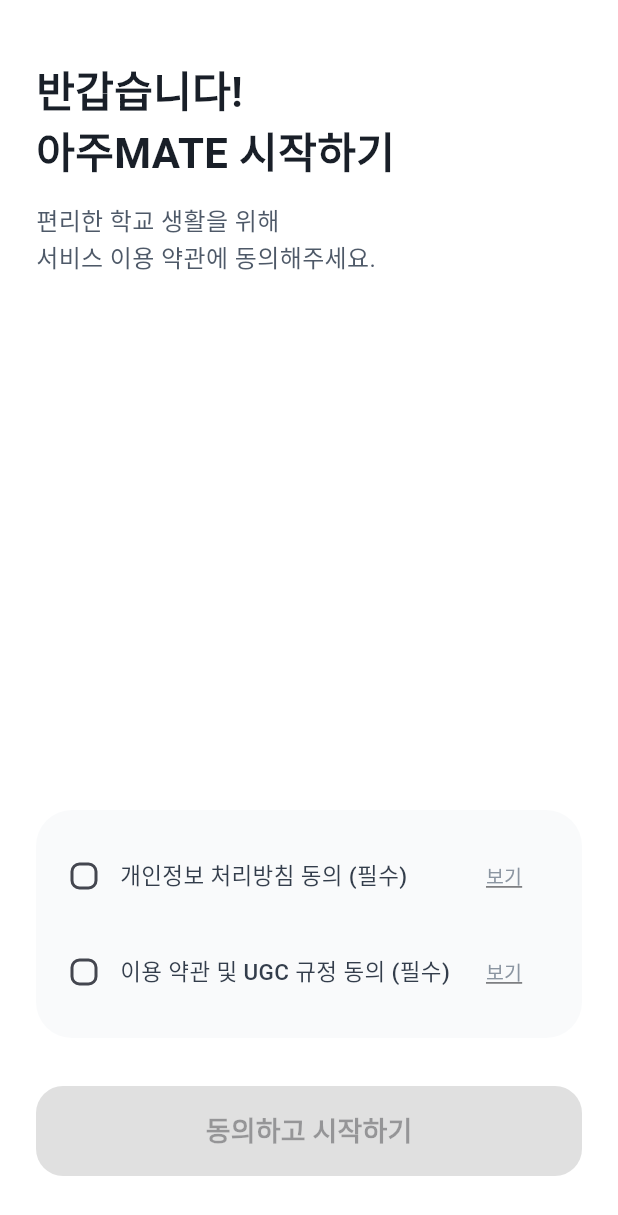
After one commit to wikiwiki1006/AjouMate_Application, a Flutter app: the screen it shows after launch, on a phone screen of 412 x 824 dp. The commit adds this screen. Shown: the top 1215 px of the screen. Run offline on Flutter 3.47's test engine with Material 3 defaults, Android fonts, the phone set to English and light mode, and no system bars; our stand-ins replace flutter_local_notifications, shared_preferences, supabase_flutter; missing offline and left inert: flutter_naver_map; accounts and stored records are empty; network calls fail.

Commit message:
배포 준비 완료: 온보딩 동의, 신고/차단 기능 추가, 셔틀 및 메인 메시지 실시간 연동, 코드 최적화 및 파일 정리

```diff
--- /dev/null
+++ b/lib/screens/onboarding_screen.dart
@@ -0,0 +1,159 @@
+import 'package:flutter/material.dart';
+import 'package:shared_preferences/shared_preferences.dart';
+import 'home_screen.dart';
+
+class OnboardingScreen extends StatefulWidget {
+  const OnboardingScreen({super.key});
+
+  @override
+  State<OnboardingScreen> createState() => _OnboardingScreenState();
+}
+
+class _OnboardingScreenState extends State<OnboardingScreen> {
+  bool _agreedToPrivacy = false;
+  bool _agreedToTerms = false;
+
+  Future<void> _completeOnboarding() async {
+    if (_agreedToPrivacy && _agreedToTerms) {
+      final prefs = await SharedPreferences.getInstance();
+      await prefs.setBool('has_agreed_to_terms', true);
+
+      if (mounted) {
+        Navigator.pushReplacement(
+          context,
+          MaterialPageRoute(builder: (context) => const HomeScreen()),
+        );
+      }
+    }
+  }
+
+  @override
+  Widget build(BuildContext context) {
+    const Color primaryBlue = Color(0xFF1B64DA);
+
+    return Scaffold(
+      backgroundColor: Colors.white,
+      body: SafeArea(
+        child: Padding(
+          padding: const EdgeInsets.symmetric(horizontal: 24.0, vertical: 40.0),
+          child: Column(
+            crossAxisAlignment: CrossAxisAlignment.start,
+            children: [
+              const Text(
+                '반갑습니다!\n아주MATE 시작하기',
+                style: TextStyle(
+                  fontSize: 28,
+                  fontWeight: FontWeight.bold,
+                  color: Color(0xFF191F28),
+                  height: 1.4,
+                ),
+              ),
+              const SizedBox(height: 12),
+              const Text(
+                '편리한 학교 생활을 위해\n서비스 이용 약관에 동의해주세요.',
+                style: TextStyle(
+                  fontSize: 16,
+                  color: Color(0xFF4E5968),
+                  height: 1.5,
+                ),
+              ),
+              const Spacer(),
+              Container(
+                padding: const EdgeInsets.all(20),
+                decoration: BoxDecoration(
+                  color: const Color(0xFFF9FAFB),
+                  borderRadius: BorderRadius.circular(24),
+                ),
+                child: Column(
+                  children: [
+                    _buildAgreementTile(
+                      '개인정보 처리방침 동의 (필수)',
+                      _agreedToPrivacy,
+                      (val) => setState(() => _agreedToPrivacy = val!),
+                      onView: () {
+                        // SettingsScreen에 구현된 다이얼로그 재활용 로직은 복잡하므로
+                        // 여기서는 간단한 텍스트 팝업을 띄웁니다.
+                        _showSimpleDialog('개인정보 처리방침', '수집 항목: 익명 식별자, 위치 정보\n이용 목적: 서비스 제공 및 사용자 식별\n보유 기간: 서비스 탈퇴 시까지');
+                      },
+                    ),
+                    const SizedBox(height: 16),
+                    _buildAgreementTile(
+                      '이용 약관 및 UGC 규정 동의 (필수)',
+                      _agreedToTerms,
+                      (val) => setState(() => _agreedToTerms = val!),
+                      onView: () {
+                        _showSimpleDialog('이용 약관', '1. 부적절한 콘텐츠 게시 금지\n2. 타인 비방 및 허위 정보 유포 금지\n3. 위반 시 이용 제한 가능');
+                      },
+                    ),
+                  ],
+                ),
+              ),
+              const SizedBox(height: 32),
+              SizedBox(
+                width: double.infinity,
+                height: 60,
+                child: ElevatedButton(
+                  onPressed: (_agreedToPrivacy && _agreedToTerms) ? _completeOnboarding : null,
+                  style: ElevatedButton.styleFrom(
+                    backgroundColor: primaryBlue,
+                    disabledBackgroundColor: Colors.grey[300],
+                    shape: RoundedRectangleBorder(borderRadius: BorderRadius.circular(18)),
+                    elevation: 0,
+                  ),
+                  child: const Text(
+                    '동의하고 시작하기',
+                    style: TextStyle(fontSize: 18, fontWeight: FontWeight.bold),
+                  ),
+                ),
+              ),
+            ],
+          ),
+        ),
+      ),
+    );
+  }
+
+  Widget _buildAgreementTile(String title, bool value, ValueChanged<bool?> onChanged, {required VoidCallback onView}) {
+    return Row(
+      children: [
+        SizedBox(
+          width: 24,
+          height: 24,
+          child: Checkbox(
+            value: value,
+            onChanged: onChanged,
+            activeColor: const Color(0xFF1B64DA),
+            shape: RoundedRectangleBorder(borderRadius: BorderRadius.circular(6)),
+          ),
+        ),
+        const SizedBox(width: 12),
+        Expanded(
+          child: GestureDetector(
+            onTap: () => onChanged(!value),
+            child: Text(
+              title,
+              style: const TextStyle(fontSize: 15, color: Color(0xFF333D4B), fontWeight: FontWeight.w500),
+            ),
+          ),
+        ),
+        TextButton(
+          onPressed: onView,
+          child: const Text('보기', style: TextStyle(color: Color(0xFF8B95A1), fontSize: 13, decoration: TextDecoration.underline)),
+        ),
+      ],
+    );
+  }
+
+  void _showSimpleDialog(String title, String content) {
+    showDialog(
+      context: context,
+      builder: (context) => AlertDialog(
+        title: Text(title, style: const TextStyle(fontWeight: FontWeight.bold)),
+        content: Text(content),
+        actions: [
+          TextButton(onPressed: () => Navigator.pop(context), child: const Text('확인')),
+        ],
+      ),
+    );
+  }
+}
```
Also changed, not shown: lib/main.dart (+5 -9 lines), lib/screens/create_room_screen.dart (+0 -18 lines), lib/screens/home_screen.dart (+34 -8 lines), lib/screens/settings_screen.dart (+12 -3 lines), lib/screens/shuttle_screen.dart (+55 -36 lines), lib/screens/splash_screen.dart (+19 -6 lines), lib/screens/taxi_share_screen.dart (+64 -0 lines), lib/services/supabase_service.dart (+65 -0 lines), supabase_chat_pool_setup.txt (deleted, +0 -66 lines), supabase_final_setup.txt (deleted, +0 -36 lines), supabase_locations_import.txt (deleted, +0 -13 lines), supabase_rls.txt (deleted, +0 -65 lines), supabase_rls_policy.txt (deleted, +0 -15 lines), supabase_setup_locations.txt (deleted, +0 -24 lines).
